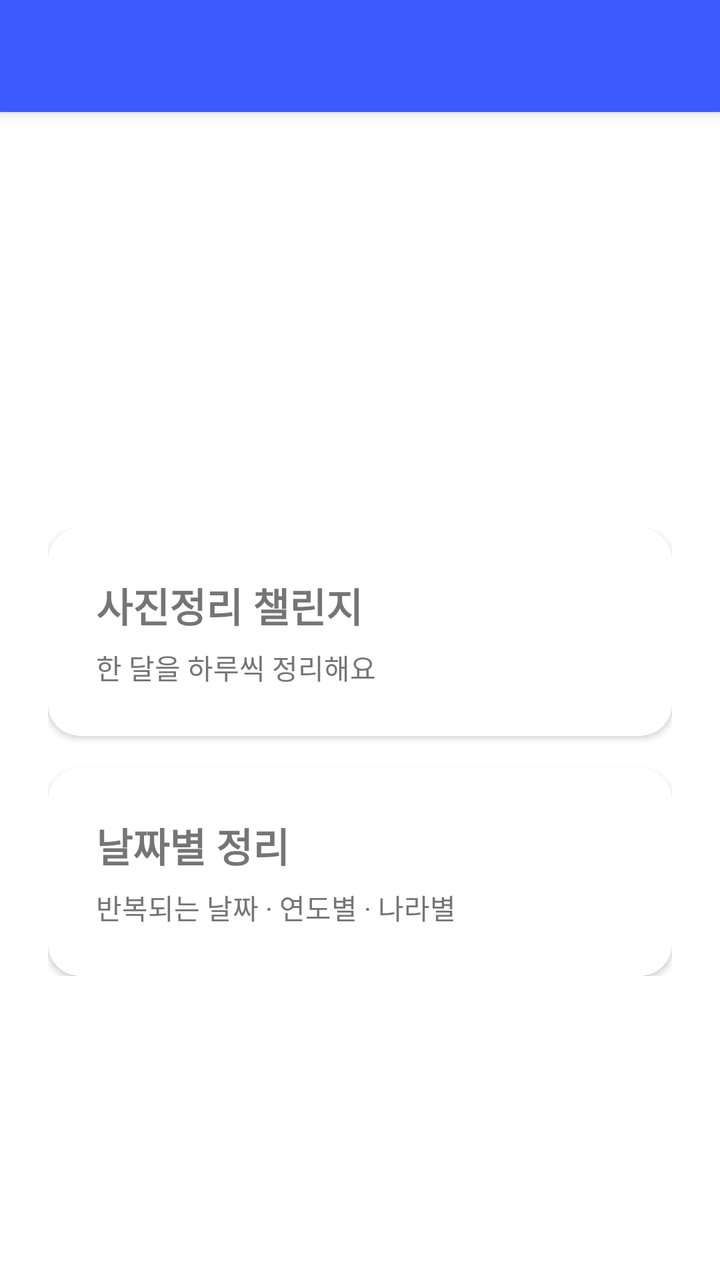
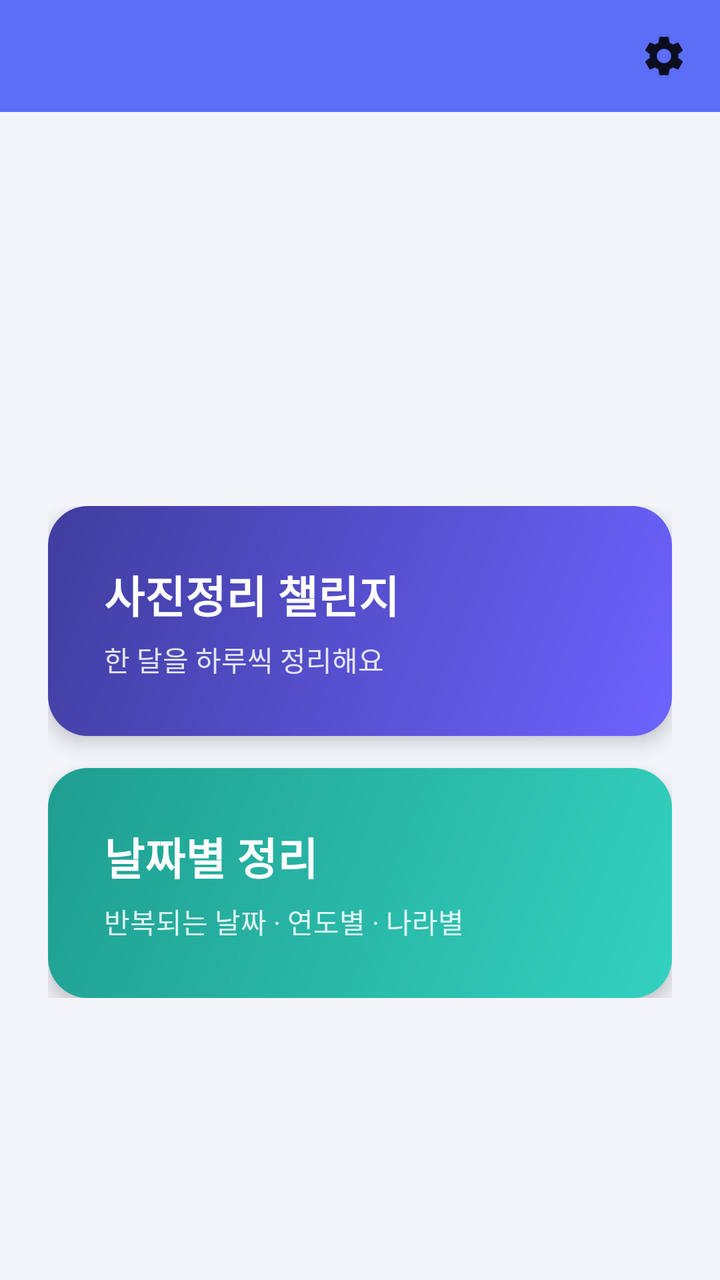

The first picture is an Android layout as it rendered before a commit; the second is the same layout after the commit. The layout source and the unified diff follow.
<!-- AndroidManifest.xml: activity theme Theme.PhotoOrganizer -->
<!-- res/layout/activity_home.xml -->
<?xml version="1.0" encoding="utf-8"?>
<androidx.coordinatorlayout.widget.CoordinatorLayout xmlns:android="http://schemas.android.com/apk/res/android"
    xmlns:app="http://schemas.android.com/apk/res-auto"
    android:layout_width="match_parent"
    android:layout_height="match_parent"
    android:background="@color/background">

    <com.google.android.material.appbar.AppBarLayout
        android:layout_width="match_parent"
        android:layout_height="wrap_content">

        <com.google.android.material.appbar.MaterialToolbar
            android:id="@+id/toolbar"
            android:layout_width="match_parent"
            android:layout_height="?attr/actionBarSize"
            android:title="@string/app_name" />

    </com.google.android.material.appbar.AppBarLayout>

    <ImageButton
        android:id="@+id/btnSettings"
        android:layout_width="48dp"
        android:layout_height="48dp"
        android:layout_gravity="top|end"
        android:layout_marginTop="4dp"
        android:layout_marginEnd="4dp"
        android:background="?attr/selectableItemBackgroundBorderless"
        android:padding="12dp"
        android:src="@drawable/ic_settings"
        android:contentDescription="@string/title_settings" />

    <LinearLayout
        android:layout_width="match_parent"
        android:layout_height="wrap_content"
        android:layout_gravity="center"
        android:orientation="vertical"
        android:padding="24dp"
        app:layout_behavior="@string/appbar_scrolling_view_behavior">

        <com.google.android.material.card.MaterialCardView
            android:id="@+id/cardChallenge"
            android:layout_width="match_parent"
            android:layout_height="wrap_content"
            android:layout_marginBottom="16dp"
            android:checkable="true"
            app:cardCornerRadius="16dp"
            app:cardElevation="2dp"
            app:strokeWidth="0dp">

            <LinearLayout
                android:layout_width="match_parent"
                android:layout_height="wrap_content"
                android:orientation="vertical"
                android:padding="24dp">

                <TextView
                    android:layout_width="wrap_content"
                    android:layout_height="wrap_content"
                    android:text="@string/home_challenge_menu"
                    android:textSize="20sp"
                    android:textStyle="bold" />

                <TextView
                    android:layout_width="wrap_content"
                    android:layout_height="wrap_content"
                    android:layout_marginTop="6dp"
                    android:text="@string/home_challenge_menu_subtitle"
                    android:textColor="@color/text_secondary"
                    android:textSize="14sp" />

            </LinearLayout>

        </com.google.android.material.card.MaterialCardView>

        <com.google.android.material.card.MaterialCardView
            android:id="@+id/cardDateOrganize"
            android:layout_width="match_parent"
            android:layout_height="wrap_content"
            android:checkable="true"
            app:cardCornerRadius="16dp"
            app:cardElevation="2dp"
            app:strokeWidth="0dp">

            <LinearLayout
                android:layout_width="match_parent"
                android:layout_height="wrap_content"
                android:orientation="vertical"
                android:padding="24dp">

                <TextView
                    android:layout_width="wrap_content"
                    android:layout_height="wrap_content"
                    android:text="@string/home_date_menu"
                    android:textSize="20sp"
                    android:textStyle="bold" />

                <TextView
                    android:layout_width="wrap_content"
                    android:layout_height="wrap_content"
                    android:layout_marginTop="6dp"
                    android:text="@string/home_date_menu_subtitle"
                    android:textColor="@color/text_secondary"
                    android:textSize="14sp" />

            </LinearLayout>

        </com.google.android.material.card.MaterialCardView>

    </LinearLayout>

</androidx.coordinatorlayout.widget.CoordinatorLayout>
<!-- resources referenced by this layout -->
<resources>
  <color name="background">#FFFFFF</color>
  <color name="text_secondary">#757575</color>
  <!-- drawable ic_settings (drawable) -->
  <vector xmlns:android="http://schemas.android.com/apk/res/android"
      android:width="24dp"
      android:height="24dp"
      android:viewportWidth="24"
      android:viewportHeight="24">
      <path
          android:fillColor="#DE000000"
          android:pathData="M19.14,12.94c0.04,-0.3 0.06,-0.61 0.06,-0.94c0,-0.32 -0.02,-0.64 -0.07,-0.94l2.03,-1.58c0.18,-0.14 0.23,-0.41 0.12,-0.61l-1.92,-3.32c-0.12,-0.22 -0.37,-0.29 -0.59,-0.22l-2.39,0.96c-0.5,-0.38 -1.03,-0.7 -1.62,-0.94L14.4,2.81c-0.04,-0.24 -0.24,-0.41 -0.48,-0.41h-3.84c-0.24,0 -0.43,0.17 -0.47,0.41L9.25,5.35C8.66,5.59 8.12,5.92 7.63,6.29L5.24,5.33c-0.22,-0.08 -0.47,0 -0.59,0.22L2.74,8.87C2.62,9.08 2.66,9.34 2.86,9.48l2.03,1.58C4.84,11.36 4.8,11.69 4.8,12s0.02,0.64 0.07,0.94l-2.03,1.58c-0.18,0.14 -0.23,0.41 -0.12,0.61l1.92,3.32c0.12,0.22 0.37,0.29 0.59,0.22l2.39,-0.96c0.5,0.38 1.03,0.7 1.62,0.94l0.36,2.54c0.05,0.24 0.24,0.41 0.48,0.41h3.84c0.24,0 0.44,-0.17 0.47,-0.41l0.36,-2.54c0.59,-0.24 1.13,-0.56 1.62,-0.94l2.39,0.96c0.22,0.08 0.47,0 0.59,-0.22l1.92,-3.32c0.12,-0.22 0.07,-0.47 -0.12,-0.61L19.14,12.94zM12,15.6c-1.98,0 -3.6,-1.62 -3.6,-3.6s1.62,-3.6 3.6,-3.6s3.6,1.62 3.6,3.6S13.98,15.6 12,15.6z" />
  </vector>
  <string name="app_name">사진정리</string>
  <string name="home_challenge_menu">사진정리 챌린지</string>
  <string name="home_challenge_menu_subtitle">한 달을 하루씩 정리해요</string>
  <string name="home_date_menu">날짜별 정리</string>
  <string name="home_date_menu_subtitle">반복되는 날짜 · 연도별 · 나라별</string>
  <string name="title_settings">챌린지 설정</string>
  <style name="Theme.PhotoOrganizer" parent="Theme.MaterialComponents.DayNight.NoActionBar">
          <item name="colorPrimary">@color/primary</item>
          <item name="colorPrimaryDark">@color/primary_dark</item>
          <item name="colorAccent">@color/primary</item>
          <item name="android:windowBackground">@color/background</item>
          <item name="android:statusBarColor" tools:targetApi="21">@color/primary_dark</item>
      </style>
  <color name="primary">#3D5AFE</color>
  <color name="primary_dark">#0031CA</color>
</resources>

<!-- the commit's change to res/layout/activity_home.xml (unified diff, before → after) -->
@@ -7,12 +7,14 @@
 
     <com.google.android.material.appbar.AppBarLayout
         android:layout_width="match_parent"
-        android:layout_height="wrap_content">
+        android:layout_height="wrap_content"
+        app:elevation="0dp">
 
         <com.google.android.material.appbar.MaterialToolbar
             android:id="@+id/toolbar"
             android:layout_width="match_parent"
             android:layout_height="?attr/actionBarSize"
+            android:background="@android:color/transparent"
             android:title="@string/app_name" />
 
     </com.google.android.material.appbar.AppBarLayout>
@@ -43,29 +45,33 @@
             android:layout_height="wrap_content"
             android:layout_marginBottom="16dp"
             android:checkable="true"
-            app:cardCornerRadius="16dp"
-            app:cardElevation="2dp"
+            app:cardBackgroundColor="@android:color/transparent"
+            app:cardCornerRadius="20dp"
+            app:cardElevation="6dp"
             app:strokeWidth="0dp">
 
             <LinearLayout
                 android:layout_width="match_parent"
                 android:layout_height="wrap_content"
+                android:background="@drawable/bg_gradient_challenge"
                 android:orientation="vertical"
-                android:padding="24dp">
+                android:padding="28dp">
 
                 <TextView
                     android:layout_width="wrap_content"
                     android:layout_height="wrap_content"
                     android:text="@string/home_challenge_menu"
-                    android:textSize="20sp"
+                    android:textColor="@color/white"
+                    android:textSize="22sp"
                     android:textStyle="bold" />
 
                 <TextView
                     android:layout_width="wrap_content"
                     android:layout_height="wrap_content"
                     android:layout_marginTop="6dp"
+                    android:alpha="0.85"
                     android:text="@string/home_challenge_menu_subtitle"
-                    android:textColor="@color/text_secondary"
+                    android:textColor="@color/white"
                     android:textSize="14sp" />
 
             </LinearLayout>
@@ -77,29 +83,33 @@
             android:layout_width="match_parent"
             android:layout_height="wrap_content"
             android:checkable="true"
-            app:cardCornerRadius="16dp"
-            app:cardElevation="2dp"
+            app:cardBackgroundColor="@android:color/transparent"
+            app:cardCornerRadius="20dp"
+            app:cardElevation="6dp"
             app:strokeWidth="0dp">
 
             <LinearLayout
                 android:layout_width="match_parent"
                 android:layout_height="wrap_content"
+                android:background="@drawable/bg_gradient_date"
                 android:orientation="vertical"
-                android:padding="24dp">
+                android:padding="28dp">
 
                 <TextView
                     android:layout_width="wrap_content"
                     android:layout_height="wrap_content"
                     android:text="@string/home_date_menu"
-                    android:textSize="20sp"
+                    android:textColor="@color/white"
+                    android:textSize="22sp"
                     android:textStyle="bold" />
 
                 <TextView
                     android:layout_width="wrap_content"
                     android:layout_height="wrap_content"
                     android:layout_marginTop="6dp"
+                    android:alpha="0.85"
                     android:text="@string/home_date_menu_subtitle"
-                    android:textColor="@color/text_secondary"
+                    android:textColor="@color/white"
                     android:textSize="14sp" />
 
             </LinearLayout>
<!-- resource entries referenced after the edit -->
@@ -1,7 +1,29 @@
 <!-- resources referenced by this layout -->
 <resources>
-  <color name="background">#FFFFFF</color>
-  <color name="text_secondary">#757575</color>
+  <color name="background">#F4F5FB</color>
+  <color name="white">#FFFFFF</color>
+  <!-- drawable bg_gradient_challenge (drawable) -->
+  <?xml version="1.0" encoding="utf-8"?>
+  <shape xmlns:android="http://schemas.android.com/apk/res/android"
+      android:shape="rectangle">
+      <corners android:radius="16dp" />
+      <gradient
+          android:angle="135"
+          android:endColor="@color/card_challenge_end"
+          android:startColor="@color/card_challenge_start"
+          android:type="linear" />
+  </shape>
+  <!-- drawable bg_gradient_date (drawable) -->
+  <?xml version="1.0" encoding="utf-8"?>
+  <shape xmlns:android="http://schemas.android.com/apk/res/android"
+      android:shape="rectangle">
+      <corners android:radius="16dp" />
+      <gradient
+          android:angle="135"
+          android:endColor="@color/card_date_end"
+          android:startColor="@color/card_date_start"
+          android:type="linear" />
+  </shape>
   <!-- drawable ic_settings (drawable) -->
   <vector xmlns:android="http://schemas.android.com/apk/res/android"
       android:width="24dp"
@@ -25,7 +47,11 @@
           <item name="android:windowBackground">@color/background</item>
           <item name="android:statusBarColor" tools:targetApi="21">@color/primary_dark</item>
       </style>
-  <color name="primary">#3D5AFE</color>
-  <color name="primary_dark">#0031CA</color>
+  <color name="card_challenge_end">#3F3D9E</color>
+  <color name="card_challenge_start">#6C63FF</color>
+  <color name="card_date_end">#1E9E90</color>
+  <color name="card_date_start">#34D1BF</color>
+  <color name="primary">#5B6EF5</color>
+  <color name="primary_dark">#2A3EB1</color>
 </resources>
 
